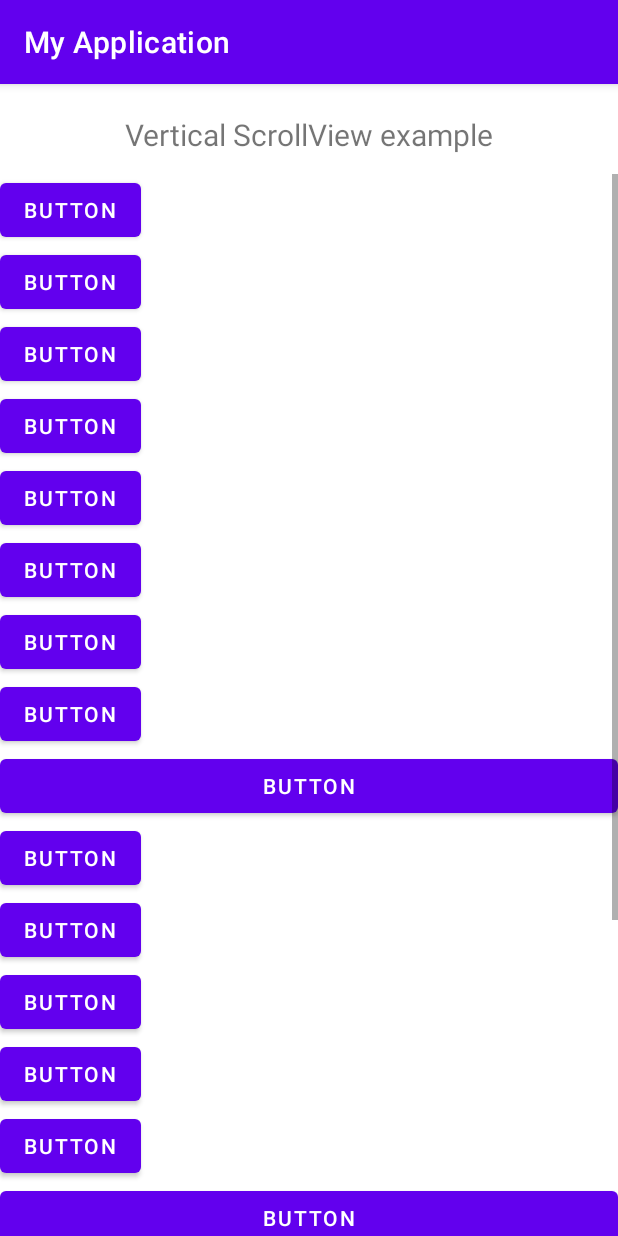
After one commit to rajesh-pujari-improve10x/Android-Widgets, an Android app: the VerticalScrollViewActivity screen opened directly, with no data from a screen before it, on a phone screen of 412 x 824 dp. The commit adds this screen. Run offline under Robolectric (Android 15) with nearby library versions, the phone set to English and light mode, and no system bars.

Commit message:
I Created TimePickerActivity,VerticalScrollViewActivity and HorizontalScrollViewActivity to implemented all these Functionalities

```diff
--- /dev/null
+++ b/app/src/main/java/com/improve10x/myapplication/VerticalScrollViewActivity.java
@@ -0,0 +1,19 @@
+package com.improve10x.myapplication;
+
+import androidx.appcompat.app.AppCompatActivity;
+
+import android.os.Bundle;
+
+import com.improve10x.myapplication.databinding.ActivityVerticalScroolViewBinding;
+
+public class VerticalScrollViewActivity extends AppCompatActivity {
+
+    private ActivityVerticalScroolViewBinding binding;
+
+    @Override
+    protected void onCreate(Bundle savedInstanceState) {
+        super.onCreate(savedInstanceState);
+        binding = ActivityVerticalScroolViewBinding.inflate(getLayoutInflater());
+        setContentView(binding.getRoot());
+    }
+}
--- /dev/null
+++ b/app/src/main/res/layout/activity_vertical_scrool_view.xml
@@ -0,0 +1,162 @@
+<?xml version="1.0" encoding="utf-8"?>
+<androidx.constraintlayout.widget.ConstraintLayout xmlns:android="http://schemas.android.com/apk/res/android"
+    xmlns:app="http://schemas.android.com/apk/res-auto"
+    xmlns:tools="http://schemas.android.com/tools"
+    android:layout_width="match_parent"
+    android:layout_height="match_parent"
+    tools:context=".VerticalScrollViewActivity">
+
+    <TextView
+        android:id="@+id/textView3"
+        android:layout_width="wrap_content"
+        android:layout_height="wrap_content"
+        android:layout_marginTop="20dp"
+        android:text="Vertical ScrollView example"
+        android:textSize="20sp"
+        app:layout_constraintEnd_toEndOf="parent"
+        app:layout_constraintStart_toStartOf="parent"
+        app:layout_constraintTop_toTopOf="parent" />
+
+    <ScrollView
+        android:layout_width="match_parent"
+        android:layout_height="match_parent"
+        android:layout_marginTop="60dp"
+        app:layout_constraintBottom_toBottomOf="parent"
+        app:layout_constraintEnd_toEndOf="parent"
+        app:layout_constraintStart_toStartOf="parent"
+        app:layout_constraintTop_toBottomOf="@+id/textView3">
+
+        <LinearLayout
+            android:layout_width="match_parent"
+            android:layout_height="wrap_content"
+            android:orientation="vertical">
+
+            <Button
+                android:id="@+id/button"
+                android:layout_width="wrap_content"
+                android:layout_height="wrap_content"
+                android:text="Button" />
+
+            <Button
+                android:id="@+id/button2"
+                android:layout_width="wrap_content"
+                android:layout_height="wrap_content"
+                android:text="Button" />
+
+            <Button
+                android:id="@+id/button3"
+                android:layout_width="wrap_content"
+                android:layout_height="wrap_content"
+                android:text="Button" />
+
+            <Button
+                android:id="@+id/button4"
+                android:layout_width="wrap_content"
+                android:layout_height="wrap_content"
+                android:text="Button" />
+
+            <Button
+                android:id="@+id/button15"
+                android:layout_width="wrap_content"
+                android:layout_height="wrap_content"
+                android:text="Button" />
+
+            <Button
+                android:id="@+id/button17"
+                android:layout_width="wrap_content"
+                android:layout_height="wrap_content"
+                android:text="Button" />
+
+            <Button
+                android:id="@+id/button8"
+                android:layout_width="wrap_content"
+                android:layout_height="wrap_content"
+                android:text="Button" />
+
+            <Button
+                android:id="@+id/button6"
+                android:layout_width="wrap_content"
+                android:layout_height="wrap_content"
+                android:text="Button" />
+
+            <Button
+                android:id="@+id/button20"
+                android:layout_width="match_parent"
+                android:layout_height="wrap_content"
+                android:text="Button" />
+
+            <Button
+                android:id="@+id/button18"
+                android:layout_width="wrap_content"
+                android:layout_height="wrap_content"
+                android:text="Button" />
+
+            <Button
+                android:id="@+id/button21"
+                android:layout_width="wrap_content"
+                android:layout_height="wrap_content"
+                android:text="Button" />
+
+            <Button
+                android:id="@+id/button13"
+                android:layout_width="wrap_content"
+                android:layout_height="wrap_content"
+                android:text="Button" />
+
+            <Button
+                android:id="@+id/button11"
+                android:layout_width="wrap_content"
+                android:layout_height="wrap_content"
+                android:text="Button" />
+
+            <Button
+                android:id="@+id/button7"
+                android:layout_width="wrap_content"
+                android:layout_height="wrap_content"
+                android:text="Button" />
+
+            <Button
+                android:id="@+id/button16"
+                android:layout_width="match_parent"
+                android:layout_height="wrap_content"
+                android:text="Button" />
+
+            <Button
+                android:id="@+id/button14"
+                android:layout_width="wrap_content"
+                android:layout_height="wrap_content"
+                android:text="Button" />
+
+            <Button
+                android:id="@+id/button5"
+                android:layout_width="wrap_content"
+                android:layout_height="wrap_content"
+                android:text="Button" />
+
+            <Button
+                android:id="@+id/button9"
+                android:layout_width="wrap_content"
+                android:layout_height="wrap_content"
+                android:text="Button" />
+
+            <Button
+                android:id="@+id/button10"
+                android:layout_width="wrap_content"
+                android:layout_height="wrap_content"
+                android:text="Button" />
+
+            <Button
+                android:id="@+id/button12"
+                android:layout_width="wrap_content"
+                android:layout_height="wrap_content"
+                android:text="Button" />
+
+            <Button
+                android:id="@+id/button19"
+                android:layout_width="wrap_content"
+                android:layout_height="wrap_content"
+                android:text="Button" />
+        </LinearLayout>
+    </ScrollView>
+
+</androidx.constraintlayout.widget.ConstraintLayout>
```
Also changed, not shown: app/src/main/AndroidManifest.xml (+21 -0 lines), app/src/main/java/com/improve10x/myapplication/HorizontalScrollViewActivity.java (added, +14 -0 lines), app/src/main/java/com/improve10x/myapplication/MainActivity.java (+24 -0 lines), app/src/main/java/com/improve10x/myapplication/TimePickerActivity.java (added, +31 -0 lines), app/src/main/res/layout/activity_horizontal_scroll_view.xml (added, +107 -0 lines), app/src/main/res/layout/activity_main.xml (+33 -3 lines), app/src/main/res/layout/activity_time_picker.xml (added, +27 -0 lines).
